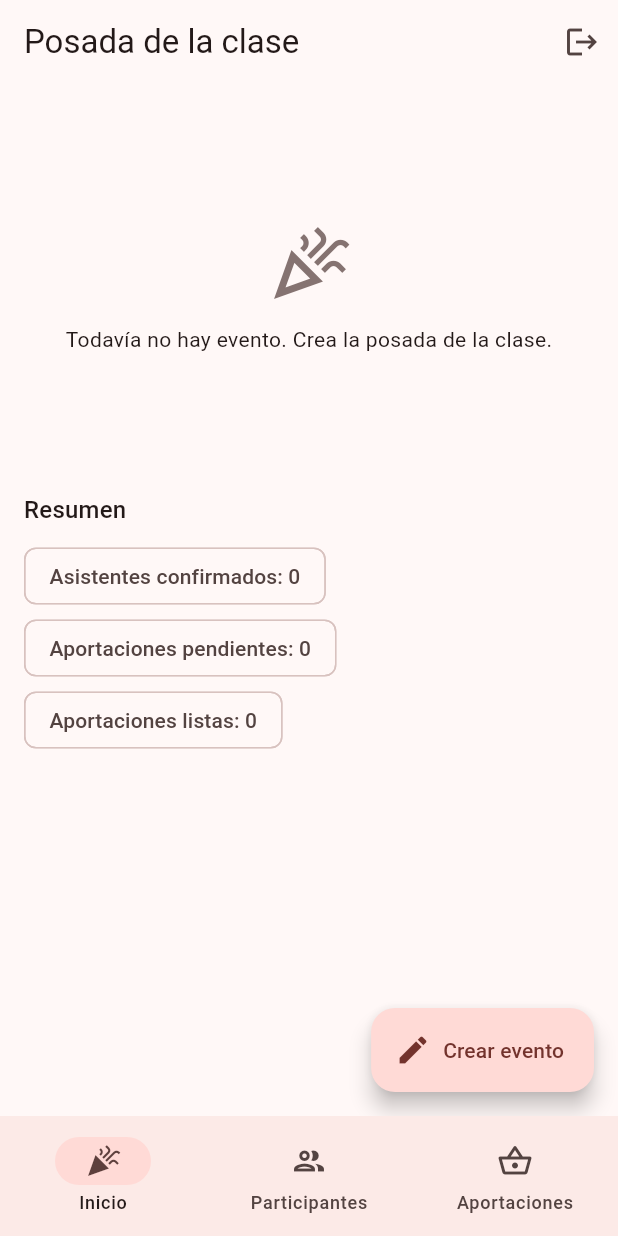
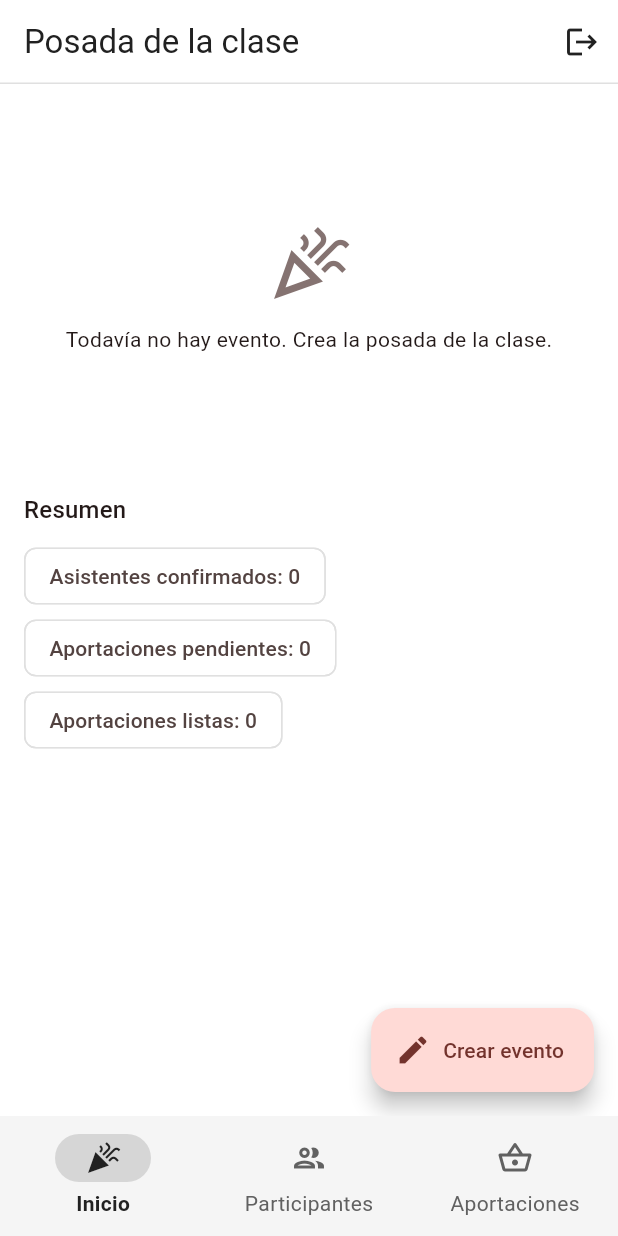
Before and after one commit to DMI-2026/planificacion-posada, a Flutter app: the screen it shows once a user with an empty profile is signed in, on a phone screen of 412 x 824 dp. Run offline on Flutter 3.47's test engine with Material 3 defaults, Android fonts, the phone set to English and light mode, and no system bars; our stand-ins replace cloud_firestore, firebase_auth, firebase_core; accounts and stored records are empty.

Commit message:
feat(tema): white background and grayscale navigation
Co-Authored-By: Claude Opus 5.5 <noreply@anthropic.com>

```diff
--- a/lib/core/navegacion/shell_posada.dart
+++ b/lib/core/navegacion/shell_posada.dart
@@ -58,7 +58,7 @@ class _ShellPosadaState extends State<ShellPosada> {
                       ),
                   ],
                 ),
-                const VerticalDivider(width: 1),
+                const VerticalDivider(width: 1, thickness: 1),
                 Expanded(child: contenido),
               ],
             ),
--- a/lib/core/theme/app_theme.dart
+++ b/lib/core/theme/app_theme.dart
@@ -1,19 +1,96 @@
 import 'package:flutter/material.dart';
 
-/// Tema festivo de la posada: rojo profundo con acentos verdes (Material 3).
+/// Tema festivo de la posada: fondo blanco, navegación en escala de grises y
+/// acentos rojo profundo / verde (Material 3).
 class AppTheme {
   AppTheme._();
 
+  /// Fondo general de la app.
+  static const Color fondoBlanco = Colors.white;
+
+  /// Fondo del sidebar (NavigationRail) y de la barra de navegación.
+  static const Color grisSidebar = Color(0xFFF5F5F5);
+
+  /// Fondo muy claro para tarjetas y contenedores sobre blanco.
+  static const Color grisSuperficie = Color(0xFFF7F7F7);
+
+  /// Divisores y bordes finos.
+  static const Color grisBorde = Color(0xFFE0E0E0);
+
+  /// Indicador del destino seleccionado.
+  static const Color grisIndicador = Color(0xFFD6D6D6);
+
+  /// Texto e icono seleccionados (contraste alto sobre [grisSidebar]).
+  static const Color grisSeleccionado = Color(0xFF212121);
+
+  /// Texto e icono no seleccionados (>= 4.5:1 sobre [grisSidebar]).
+  static const Color grisNoSeleccionado = Color(0xFF616161);
+
   static ThemeData get claro {
-    final esquema = ColorScheme.fromSeed(
+    final base = ColorScheme.fromSeed(
       seedColor: const Color(0xFFB71C1C),
       secondary: const Color(0xFF2E7D32),
       brightness: Brightness.light,
     );
+    final esquema = base.copyWith(
+      surface: fondoBlanco,
+      surfaceTint: Colors.transparent,
+      surfaceContainerLowest: fondoBlanco,
+      surfaceContainerLow: grisSuperficie,
+      surfaceContainer: grisSuperficie,
+      surfaceContainerHigh: grisSidebar,
+      surfaceContainerHighest: grisBorde,
+      outlineVariant: grisBorde,
+    );
+    const estiloSeleccionado =
+        TextStyle(color: grisSeleccionado, fontWeight: FontWeight.w600);
+    const estiloNoSeleccionado = TextStyle(color: grisNoSeleccionado);
     return ThemeData(
       useMaterial3: true,
       colorScheme: esquema,
-      cardTheme: const CardThemeData(margin: EdgeInsets.symmetric(vertical: 4)),
+      scaffoldBackgroundColor: fondoBlanco,
+      canvasColor: fondoBlanco,
+      dividerTheme: const DividerThemeData(color: grisBorde, thickness: 1),
+      appBarTheme: const AppBarTheme(
+        backgroundColor: fondoBlanco,
+        foregroundColor: grisSeleccionado,
+        surfaceTintColor: Colors.transparent,
+        scrolledUnderElevation: 0,
+        elevation: 0,
+        shape: Border(bottom: BorderSide(color: grisBorde)),
+      ),
+      cardTheme: const CardThemeData(
+        margin: EdgeInsets.symmetric(vertical: 4),
+        color: grisSuperficie,
+        surfaceTintColor: Colors.transparent,
+        elevation: 0,
+        shape: RoundedRectangleBorder(
+          borderRadius: BorderRadius.all(Radius.circular(12)),
+          side: BorderSide(color: grisBorde),
+        ),
+      ),
+      navigationRailTheme: const NavigationRailThemeData(
+        backgroundColor: grisSidebar,
+        indicatorColor: grisIndicador,
+        selectedIconTheme: IconThemeData(color: grisSeleccionado),
+        unselectedIconTheme: IconThemeData(color: grisNoSeleccionado),
+        selectedLabelTextStyle: estiloSeleccionado,
+        unselectedLabelTextStyle: estiloNoSeleccionado,
+      ),
+      navigationBarTheme: NavigationBarThemeData(
+        backgroundColor: grisSidebar,
+        surfaceTintColor: Colors.transparent,
+        indicatorColor: grisIndicador,
+        iconTheme: WidgetStateProperty.resolveWith((estados) => IconThemeData(
+              color: estados.contains(WidgetState.selected)
+                  ? grisSeleccionado
+                  : grisNoSeleccionado,
+            )),
+        labelTextStyle: WidgetStateProperty.resolveWith((estados) =>
+            estados.contains(WidgetState.selected)
+                ? estiloSeleccionado
+                : estiloNoSeleccionado),
+      ),
     );
   }
 }
```
Also changed, not shown: 1 other file.
